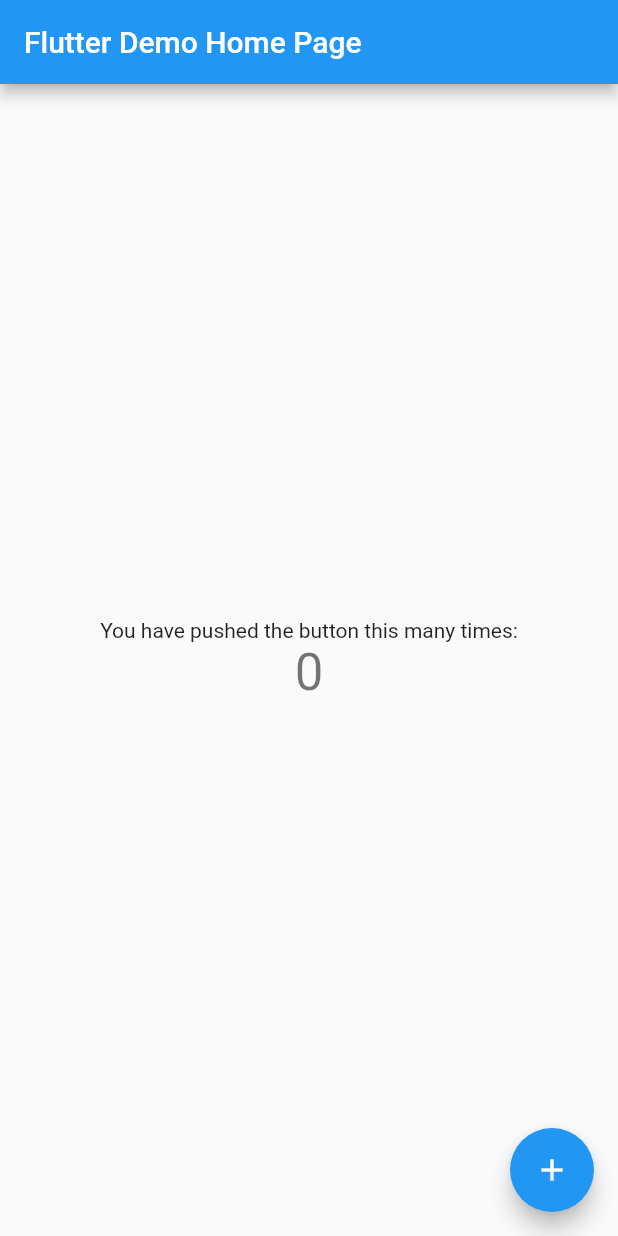
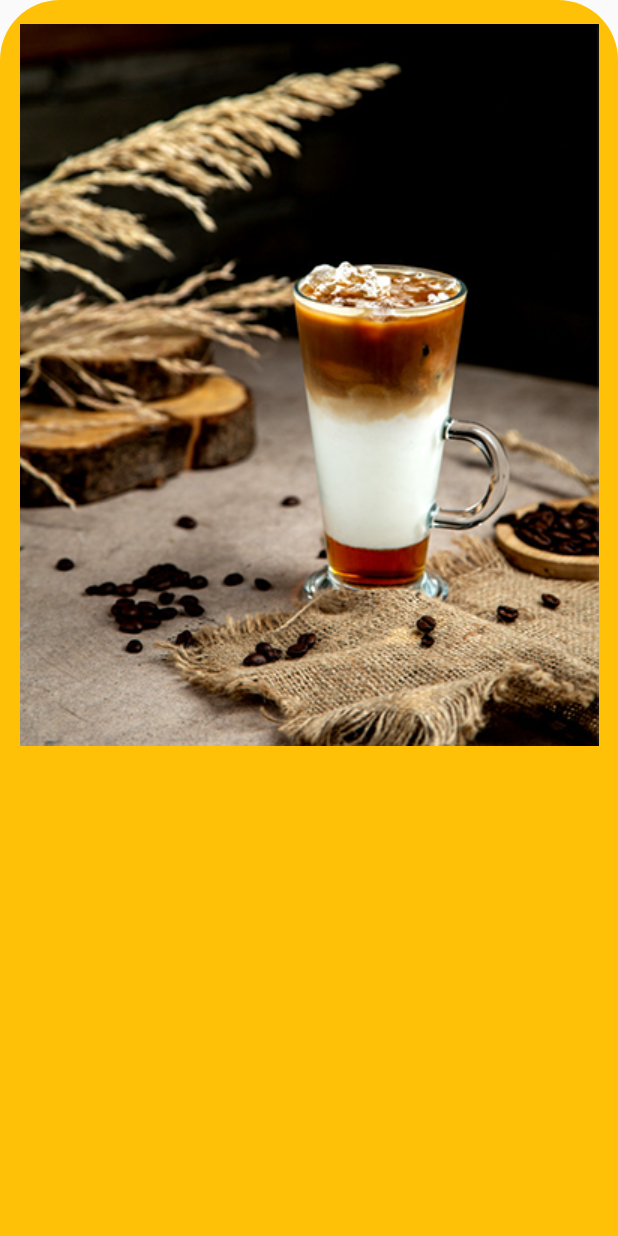
Before and after one commit to pablogalve/CoffeeShop-FlutterApp, a Flutter app: the screen it shows after launch, on a phone screen of 412 x 824 dp. Run offline on Flutter 3.47's test engine with Material 2 defaults, Android fonts, the phone set to English and light mode, and no system bars.

Commit message:
add coffee image

```diff
--- /dev/null
+++ b/coffeshopapp/lib/app.dart
@@ -0,0 +1,55 @@
+import 'package:flutter/material.dart';
+
+import 'screens/coffee_info_screen.dart';
+
+class Feature {
+  String icon, units;
+  num value;
+  Feature(this.icon, this.units, this.value);
+}
+
+class Coffee {
+  String name;
+  double price;
+  List<Feature> features;
+  String description;
+  String photoUrl;
+  Color color;
+  Coffee(
+    this.name,
+    this.description,
+    this.price,
+    this.photoUrl,
+    this.features,
+    this.color,
+  );
+}
+
+final mentaCocktail = Coffee(
+  'Melodi',
+  'Reprehenderit sit excepteur aliquip sit laboris consequat pariatur aliquip in anim laboris.',
+  15.99,
+  'assets/images/coffee.png',
+  [
+    Feature('lamp', 'W', 22),
+    Feature('hruler', 'cm', 28),
+    Feature('vruler', 'cm', 26),
+    Feature('plug', 'm', 1.6),
+  ],
+  Colors.amber,
+);
+
+class CoffeeInfoApp extends StatelessWidget {
+  @override
+  Widget build(BuildContext context) {
+    return MaterialApp(
+      debugShowCheckedModeBanner: false,
+      theme: ThemeData(
+        primarySwatch: Colors.amber,
+      ),
+      home: CoffeeInfoScreen(
+        coffee: mentaCocktail,
+      ),
+    );
+  }
+}
--- a/coffeshopapp/lib/main.dart
+++ b/coffeshopapp/lib/main.dart
@@ -1,113 +1,5 @@
 import 'package:flutter/material.dart';
 
-void main() {
-  runApp(MyApp());
-}
+import 'app.dart';
 
-class MyApp extends StatelessWidget {
-  // This widget is the root of your application.
-  @override
-  Widget build(BuildContext context) {
-    return MaterialApp(
-      title: 'Flutter Demo',
-      theme: ThemeData(
-        // This is the theme of your application.
-        //
-        // Try running your application with "flutter run". You'll see the
-        // application has a blue toolbar. Then, without quitting the app, try
-        // changing the primarySwatch below to Colors.green and then invoke
-        // "hot reload" (press "r" in the console where you ran "flutter run",
-        // or simply save your changes to "hot reload" in a Flutter IDE).
-        // Notice that the counter didn't reset back to zero; the application
-        // is not restarted.
-        primarySwatch: Colors.blue,
-      ),
-      home: MyHomePage(title: 'Flutter Demo Home Page'),
-    );
-  }
-}
-
-class MyHomePage extends StatefulWidget {
-  MyHomePage({Key key, this.title}) : super(key: key);
-
-  // This widget is the home page of your application. It is stateful, meaning
-  // that it has a State object (defined below) that contains fields that affect
-  // how it looks.
-
-  // This class is the configuration for the state. It holds the values (in this
-  // case the title) provided by the parent (in this case the App widget) and
-  // used by the build method of the State. Fields in a Widget subclass are
-  // always marked "final".
-
-  final String title;
-
-  @override
-  _MyHomePageState createState() => _MyHomePageState();
-}
-
-class _MyHomePageState extends State<MyHomePage> {
-  int _counter = 0;
-
-  void _incrementCounter() {
-    setState(() {
-      // This call to setState tells the Flutter framework that something has
-      // changed in this State, which causes it to rerun the build method below
-      // so that the display can reflect the updated values. If we changed
-      // _counter without calling setState(), then the build method would not be
-      // called again, and so nothing would appear to happen.
-      _counter++;
-    });
-  }
-
-  @override
-  Widget build(BuildContext context) {
-    // This method is rerun every time setState is called, for instance as done
-    // by the _incrementCounter method above.
-    //
-    // The Flutter framework has been optimized to make rerunning build methods
-    // fast, so that you can just rebuild anything that needs updating rather
-    // than having to individually change instances of widgets.
-    return Scaffold(
-      appBar: AppBar(
-        // Here we take the value from the MyHomePage object that was created by
-        // the App.build method, and use it to set our appbar title.
-        title: Text(widget.title),
-      ),
-      body: Center(
-        // Center is a layout widget. It takes a single child and positions it
-        // in the middle of the parent.
-        child: Column(
-          // Column is also a layout widget. It takes a list of children and
-          // arranges them vertically. By default, it sizes itself to fit its
-          // children horizontally, and tries to be as tall as its parent.
-          //
-          // Invoke "debug painting" (press "p" in the console, choose the
-          // "Toggle Debug Paint" action from the Flutter Inspector in Android
-          // Studio, or the "Toggle Debug Paint" command in Visual Studio Code)
-          // to see the wireframe for each widget.
-          //
-          // Column has various properties to control how it sizes itself and
-          // how it positions its children. Here we use mainAxisAlignment to
-          // center the children vertically; the main axis here is the vertical
-          // axis because Columns are vertical (the cross axis would be
-          // horizontal).
-          mainAxisAlignment: MainAxisAlignment.center,
-          children: <Widget>[
-            Text(
-              'You have pushed the button this many times:',
-            ),
-            Text(
-              '$_counter',
-              style: Theme.of(context).textTheme.headline4,
-            ),
-          ],
-        ),
-      ),
-      floatingActionButton: FloatingActionButton(
-        onPressed: _incrementCounter,
-        tooltip: 'Increment',
-        child: Icon(Icons.add),
-      ), // This trailing comma makes auto-formatting nicer for build methods.
-    );
-  }
-}
+void main() => runApp(CoffeeInfoApp());
--- /dev/null
+++ b/coffeshopapp/lib/screens/coffee_info_screen.dart
@@ -0,0 +1,58 @@
+import 'package:flutter/material.dart';
+import '../app.dart';
+
+class CoffeeInfoScreen extends StatelessWidget {
+  final Coffee coffee;
+  CoffeeInfoScreen({@required this.coffee});
+
+  @override
+  Widget build(BuildContext context) {
+    return Scaffold(
+      body: Stack(
+        children: [
+          Column(
+            children: [
+              Expanded(flex: 5, child: _CoffeePreview(coffee: coffee)),
+            ],
+          ),
+        ],
+      ),
+    );
+  }
+}
+
+class _CoffeePreview extends StatelessWidget {
+  final Coffee coffee;
+  _CoffeePreview({@required this.coffee});
+
+  @override
+  Widget build(BuildContext context) {
+    return Container(
+      decoration: BoxDecoration(
+        color: Theme.of(context).primaryColor,
+        borderRadius: BorderRadius.only(
+          topLeft: Radius.circular(40),
+          topRight: Radius.circular(40),
+        ),
+      ),
+      child: Column(
+        children: [
+          _CoffeePhoto(asset: coffee.photoUrl),
+        ],
+      ),
+    );
+  }
+}
+
+class _CoffeePhoto extends StatelessWidget {
+  final String asset;
+  _CoffeePhoto({this.asset});
+
+  @override
+  Widget build(BuildContext context) {
+    return Container(
+      width: 500,
+      child: Image.asset(asset),
+    );
+  }
+}
--- a/coffeshopapp/pubspec.yaml
+++ b/coffeshopapp/pubspec.yaml
@@ -45,8 +45,8 @@
   uses-material-design: true
 
   # To add assets to your application, add an assets section, like this:
-  # assets:
-  #   - images/a_dot_burr.jpeg
+  assets:
+     - assets/images/
   #   - images/a_dot_ham.jpeg
 
   # An image asset can refer to one or more resolution-specific "variants", see
```
Also changed, not shown: coffeshopapp/assets/images/coffee.png (added).
